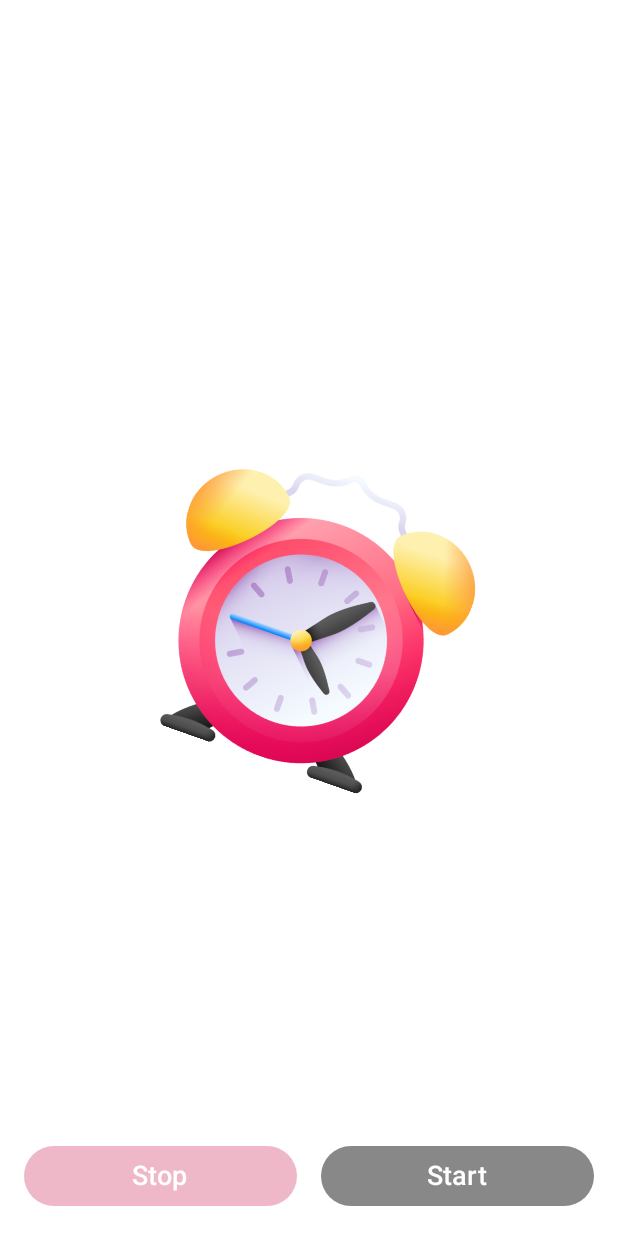
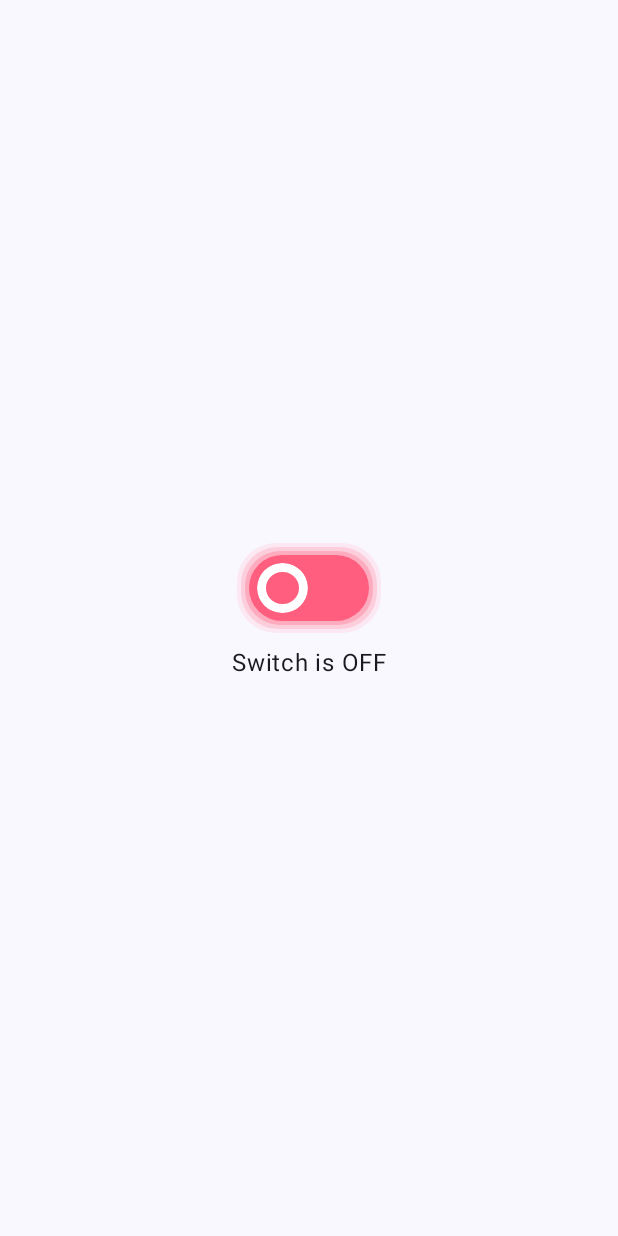
Before and after one commit to Shakibaenur/AnymateAnything, an Android app built with Jetpack Compose: the screen it shows after launch (MainActivity), on a phone screen of 412 x 824 dp. Run offline under Robolectric (Android 15) with nearby library versions, the phone set to English and light mode, and no system bars.

Commit message:
Bouncy Switch added

```diff
--- a/app/src/main/java/com/droiddevs/animateanything/MainActivity.kt
+++ b/app/src/main/java/com/droiddevs/animateanything/MainActivity.kt
@@ -13,8 +13,9 @@ import androidx.compose.runtime.Composable
 import androidx.compose.ui.Alignment
 import androidx.compose.ui.Modifier
 import androidx.compose.ui.tooling.preview.Preview
+import com.droiddevs.animateanything.component.bouncySwitch.SwitchDemo
 import com.droiddevs.animateanything.ui.theme.AnimateAnythingTheme
-import com.droiddevs.animateanything.ui.wiggle.WiggleClock
+import com.droiddevs.animateanything.component.wiggle.WiggleClock
 
 class MainActivity : ComponentActivity() {
     override fun onCreate(savedInstanceState: Bundle?) {
@@ -24,7 +25,7 @@ class MainActivity : ComponentActivity() {
             AnimateAnythingTheme {
                 Scaffold(modifier = Modifier.fillMaxSize()) { innerPadding ->
                     Box(modifier = Modifier.padding(innerPadding), contentAlignment = Alignment.Center) {
-                        WiggleClock()
+                        SwitchDemo()
                     }
                 }
             }
--- /dev/null
+++ b/app/src/main/java/com/droiddevs/animateanything/component/bouncySwitch/BouncyAnimatedSwitch.kt
@@ -0,0 +1,131 @@
+package com.droiddevs.animateanything.component.bouncySwitch
+
+import androidx.compose.animation.animateColor
+import androidx.compose.animation.core.Spring
+import androidx.compose.animation.core.animateDp
+import androidx.compose.animation.core.spring
+import androidx.compose.animation.core.updateTransition
+import androidx.compose.foundation.background
+import androidx.compose.foundation.border
+import androidx.compose.foundation.clickable
+import androidx.compose.foundation.layout.Arrangement
+import androidx.compose.foundation.layout.Box
+import androidx.compose.foundation.layout.Column
+import androidx.compose.foundation.layout.Spacer
+import androidx.compose.foundation.layout.fillMaxSize
+import androidx.compose.foundation.layout.height
+import androidx.compose.foundation.layout.offset
+import androidx.compose.foundation.layout.padding
+import androidx.compose.foundation.layout.width
+import androidx.compose.foundation.shape.CircleShape
+import androidx.compose.foundation.shape.RoundedCornerShape
+import androidx.compose.material3.Text
+import androidx.compose.runtime.Composable
+import androidx.compose.runtime.getValue
+import androidx.compose.runtime.mutableStateOf
+import androidx.compose.runtime.remember
+import androidx.compose.runtime.setValue
+import androidx.compose.ui.Alignment
+import androidx.compose.ui.Modifier
+import androidx.compose.ui.draw.clip
+import androidx.compose.ui.draw.drawBehind
+import androidx.compose.ui.geometry.CornerRadius
+import androidx.compose.ui.geometry.Offset
+import androidx.compose.ui.graphics.Color
+import androidx.compose.ui.unit.dp
+import androidx.compose.ui.geometry.Size as sizeE
+
+
+@Composable
+fun MorphingThumbSwitch(
+    checked: Boolean,
+    onCheckedChange: (Boolean) -> Unit,
+    modifier: Modifier = Modifier
+) {
+    val transition = updateTransition(targetState = checked, label = "SwitchTransition")
+
+    val trackColor by transition.animateColor(label = "TrackColor") { state ->
+        if (state) Color(0xFF34C759) else Color(0xFFFF5E7E)
+    }
+
+    val thumbOffset by transition.animateDp(
+        transitionSpec = {
+            spring(dampingRatio = Spring.DampingRatioMediumBouncy, stiffness = Spring.StiffnessLow)
+        },
+        label = "ThumbOffset"
+    ) { state ->
+        if (state) 36.dp else 0.dp
+    }
+
+    val thumbWidth by transition.animateDp(label = "ThumbWidth") { state ->
+        if (state) 14.dp else 34.dp
+    }
+
+    val thumbHeight by transition.animateDp(label = "ThumbHeight") { state ->
+        if (state) 28.dp else 34.dp
+    }
+
+    val cornerRadius by transition.animateDp(label = "CornerRadius") { state ->
+        if (state) 50.dp else 100.dp
+    }
+
+    Box(
+        modifier = modifier
+            .width(80.dp)
+            .height(44.dp)
+            .drawBehind {
+                // Glow shadow simulation
+                for (i in 1..3) {
+                    val alphaStep = 0.1f * (4 - i)
+                    drawRoundRect(
+                        color = trackColor.copy(alpha = alphaStep),
+                        topLeft = Offset(-i * 4f, -i * 4f),
+                        size = sizeE(size.width + i * 8f, size.height + i * 8f),
+                        cornerRadius = CornerRadius(size.height / 2 + i * 2f)
+                    )
+                }
+            }
+            .clip(RoundedCornerShape(22.dp))
+            .background(trackColor)
+            .clickable { onCheckedChange(!checked) }
+            .padding(horizontal = 5.dp, vertical = 5.dp),
+        contentAlignment = Alignment.CenterStart
+    ) {
+        Box(
+            modifier = Modifier
+                .width(thumbWidth)
+                .height(thumbHeight)
+                .offset(x = if (!checked) thumbOffset else thumbOffset + 10.dp)
+                .clip(RoundedCornerShape(cornerRadius))
+                .then(
+                    if (checked) {
+                        Modifier.background(Color.White)
+                    } else {
+                        Modifier
+                            .background(Color.Transparent, CircleShape)
+                            .border(6.dp, Color.White, CircleShape)
+                    }
+                )
+        )
+    }
+}
+
+
+@Composable
+fun SwitchDemo() {
+    var isOn by remember { mutableStateOf(false) }
+
+    Column(
+        modifier = Modifier
+            .fillMaxSize()
+            .padding(24.dp),
+        verticalArrangement = Arrangement.Center,
+        horizontalAlignment = Alignment.CenterHorizontally
+    ) {
+        MorphingThumbSwitch(checked = isOn, onCheckedChange = { isOn = it })
+
+        Spacer(modifier = Modifier.height(16.dp))
+
+        Text(text = if (isOn) "Switch is ON" else "Switch is OFF")
+    }
+}
--- a/app/src/main/java/com/droiddevs/animateanything/ui/wiggle/WiggleClock.kt
+++ b/app/src/main/java/com/droiddevs/animateanything/component/wiggle/WiggleClock.kt
@@ -1,4 +1,4 @@
-package com.droiddevs.animateanything.ui.wiggle
+package com.droiddevs.animateanything.component.wiggle
 
 import androidx.compose.animation.core.Animatable
 import androidx.compose.animation.core.LinearEasing
```
